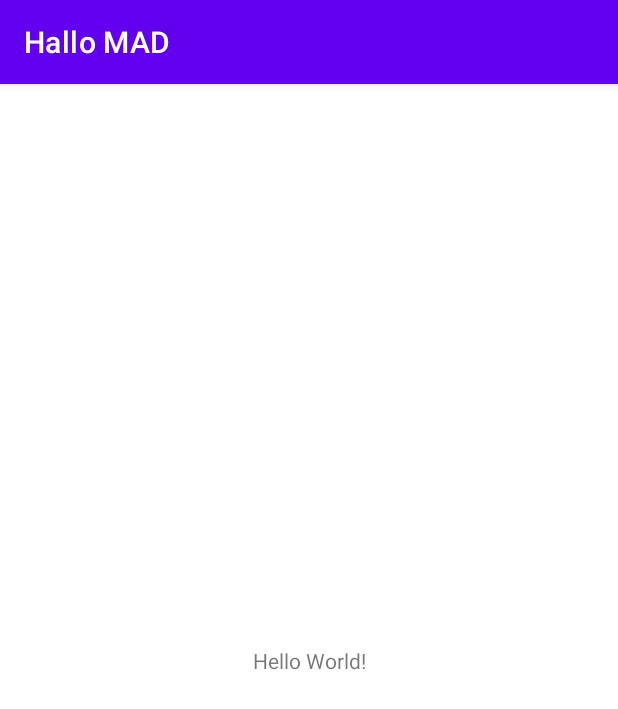
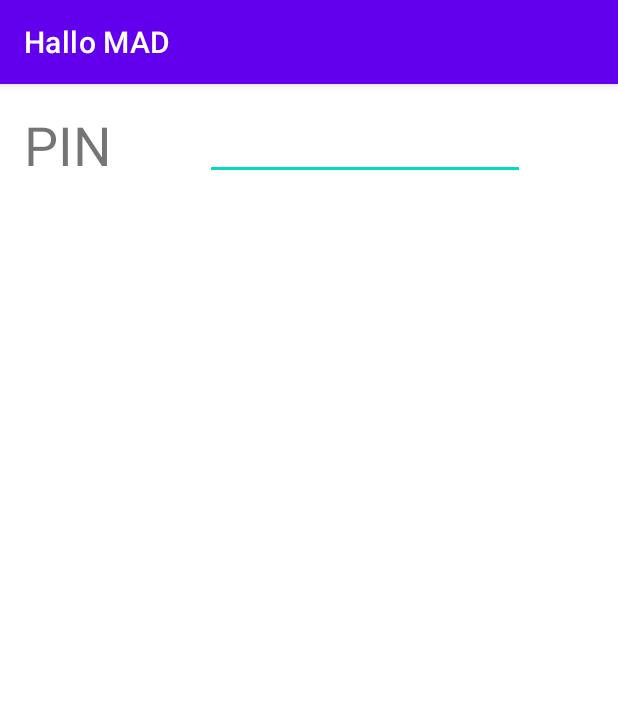
Before and after one commit to icicala/MAD, an Android app: the screen it shows after launch (MainActivity), on a phone screen of 412 x 824 dp. Shown: the top 709 px of the screen. Run offline under Robolectric (Android 15) with nearby library versions, the phone set to English and light mode, and no system bars.

Commit message:
feat(Week 9) Preferences

```diff
--- a/app/src/main/java/de/thu/hallomad/MainActivity.java
+++ b/app/src/main/java/de/thu/hallomad/MainActivity.java
@@ -2,13 +2,39 @@ package de.thu.hallomad;
 
 import androidx.appcompat.app.AppCompatActivity;
 
+import android.content.Context;
+import android.content.SharedPreferences;
 import android.os.Bundle;
+import android.widget.EditText;
 
 public class MainActivity extends AppCompatActivity {
+    private EditText editText;
 
     @Override
     protected void onCreate(Bundle savedInstanceState) {
         super.onCreate(savedInstanceState);
         setContentView(R.layout.activity_main);
+        editText = findViewById(R.id.editText);
+
+    }
+
+    @Override
+    protected void onPause() {
+        super.onPause();
+
+        SharedPreferences sharedPreferences = getPreferences(Context.MODE_PRIVATE);
+        SharedPreferences.Editor editor = sharedPreferences.edit();
+        String pin = editText.getText().toString();
+        editor.putString("Pin", pin);
+        editor.apply();
+    }
+
+    @Override
+    protected void onResume() {
+        super.onResume();
+
+        SharedPreferences preferences = getPreferences(Context.MODE_PRIVATE);
+        String pin = preferences.getString("Pin", "");
+        editText.setText(pin);
     }
 }
--- a/app/src/main/res/layout/activity_main.xml
+++ b/app/src/main/res/layout/activity_main.xml
@@ -7,12 +7,28 @@
     tools:context=".MainActivity">
 
     <TextView
+        android:id="@+id/textView"
         android:layout_width="wrap_content"
         android:layout_height="wrap_content"
-        android:text="Hello World!"
-        app:layout_constraintBottom_toBottomOf="parent"
-        app:layout_constraintLeft_toLeftOf="parent"
-        app:layout_constraintRight_toRightOf="parent"
+        android:layout_marginStart="16dp"
+        android:layout_marginTop="16dp"
+        android:text="PIN"
+        android:textSize="36dp"
+
+        app:layout_constraintStart_toStartOf="parent"
         app:layout_constraintTop_toTopOf="parent" />
 
+    <EditText
+        android:id="@+id/editText"
+        android:layout_width="wrap_content"
+        android:layout_height="wrap_content"
+        android:layout_marginStart="8dp"
+        android:layout_marginTop="16dp"
+        android:layout_marginEnd="8dp"
+        android:ems="10"
+        android:inputType="numberDecimal"
+        android:minHeight="48dp"
+        app:layout_constraintEnd_toEndOf="parent"
+        app:layout_constraintStart_toEndOf="@+id/textView"
+        app:layout_constraintTop_toTopOf="parent" />
 </androidx.constraintlayout.widget.ConstraintLayout>
```
